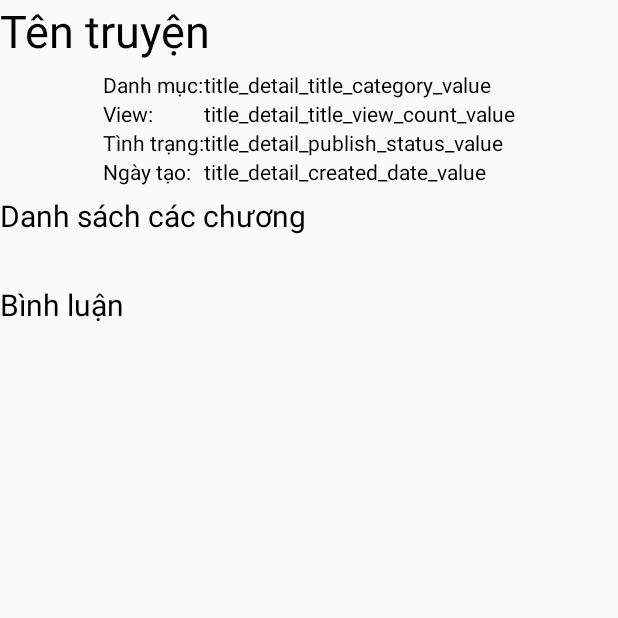
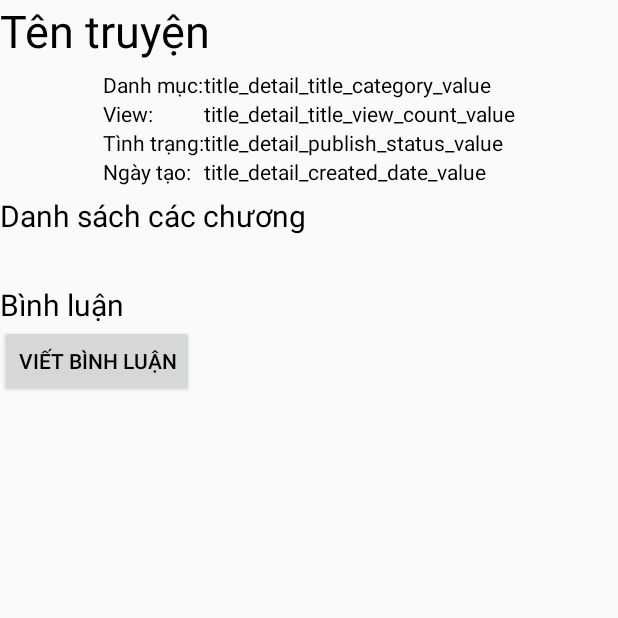
Before and after one commit to chinhtran07/comic-app, an Android app: the TitleDetailActivity screen opened directly, with no data from a screen before it, on a phone screen of 412 x 824 dp, the top half of it. Run offline under Robolectric (Android 15) with nearby library versions, the phone set to English and light mode, and no system bars; our stand-ins replace Firebase (no records; nobody signed in at launch, a user with empty details on screens opened directly); 1 statement that could not run was skipped.

Commit message:
User can now write comments

```diff
--- a/app/src/main/java/com/main/comicapp/activities/BaseActivity.java
+++ b/app/src/main/java/com/main/comicapp/activities/BaseActivity.java
@@ -22,6 +22,7 @@ import com.main.comicapp.viewmodels.UserSessionViewModel;
 
 public class BaseActivity extends AppCompatActivity {
     private UserSessionViewModel userSessionViewModel;
+    protected UserSession currentUserSession;
 
     @Override
     protected void onCreate(Bundle savedInstanceState) {
@@ -38,6 +39,7 @@ public class BaseActivity extends AppCompatActivity {
             startActivity(intent);
             finish();
         }
+
         String currentSessionId = prefs.getString("session_id", null);
         userSessionViewModel.fetchUserSession(currentSessionId);
         userSessionViewModel.getCurrentUserSession().observe(this, userSession -> {
@@ -46,6 +48,9 @@ public class BaseActivity extends AppCompatActivity {
                     Log.d(TAG, "validateSession: Session expired");
                     userSessionViewModel.deleteUserSession(currentSessionId);
                     forceLogout();
+                }
+                else {
+                   currentUserSession = userSession;
                 }
             }
         });
--- a/app/src/main/java/com/main/comicapp/activities/TitleDetailActivity.java
+++ b/app/src/main/java/com/main/comicapp/activities/TitleDetailActivity.java
@@ -3,6 +3,8 @@ package com.main.comicapp.activities;
 import android.content.Intent;
 import android.os.Bundle;
 import android.util.Log;
+import android.view.View;
+import android.widget.Button;
 import android.widget.ImageView;
 import android.widget.TextView;
 
@@ -44,6 +46,7 @@ public class TitleDetailActivity extends BaseActivity {
 
     private static final String TAG = "com.main.comicapp.activities.TitleDetailActivity";
     private ImageView imageView;
+    private Button btnWriteComment;
     private TextView txtTitleName;
     private TextView txtGenres;
     private TextView txtViews;
@@ -66,6 +69,7 @@ public class TitleDetailActivity extends BaseActivity {
 
         // Initialize views
         txtTitleName = findViewById(R.id.title_detail_title_name);
+        btnWriteComment = findViewById(R.id.title_detail_write_comment);
         txtGenres = findViewById(R.id.title_detail_genres);
         txtViews = findViewById(R.id.title_detail_views);
         txtCreatedDate = findViewById(R.id.title_detail_created_date);
@@ -158,6 +162,13 @@ public class TitleDetailActivity extends BaseActivity {
             });
         }
 
+        btnWriteComment.setOnClickListener(new View.OnClickListener() {
+            @Override
+            public void onClick(View v) {
+                intentToWriteComment(title);
+            }
+        });
+
     }
 
     // Get title data from other activities
@@ -183,6 +194,12 @@ public class TitleDetailActivity extends BaseActivity {
         startActivity(intent);
     }
 
+    private void intentToWriteComment(Title title) {
+        Intent intent = new Intent(getApplicationContext(), CommentActivity.class);
+        intent.putExtra("title", title);
+        startActivity(intent);
+    }
+
     private void loadCommentData(Title title) {
         LiveData<List<Comment>> comments = commentViewModel.getCommentsByTitle(title.getId());
         comments.observe(this, new Observer<List<Comment>>() {
--- a/app/src/main/java/com/main/comicapp/adapters/CommentsAdapter.java
+++ b/app/src/main/java/com/main/comicapp/adapters/CommentsAdapter.java
@@ -1,5 +1,6 @@
 package com.main.comicapp.adapters;
 
+import android.text.format.DateFormat;
 import android.view.LayoutInflater;
 import android.view.View;
 import android.view.ViewGroup;
@@ -65,6 +66,7 @@ public class CommentsAdapter extends RecyclerView.Adapter<CommentsAdapter.Commen
         }
         holder.txtContent.setText(comment.getText());
         holder.itemView.setOnClickListener(v -> listener.onCommentClick(comment));
+        holder.txtUploadedDate.setText(DateFormat.format("dd/MM/yyyy", comment.getUploadedDate()));
     }
 
     @Override
@@ -75,11 +77,13 @@ public class CommentsAdapter extends RecyclerView.Adapter<CommentsAdapter.Commen
     public static class CommentViewHolder extends RecyclerView.ViewHolder {
         TextView txtContent;
         TextView txtUsername;
+        TextView txtUploadedDate;
 
         public CommentViewHolder(@NonNull View itemView) {
             super(itemView);
             txtContent = itemView.findViewById(R.id.title_detail_comments_list_content);
             txtUsername = itemView.findViewById(R.id.title_detail_comments_list_username);
+            txtUploadedDate = itemView.findViewById(R.id.title_detail_comments_list_uploaded_date);
         }
 
 
--- a/app/src/main/java/com/main/comicapp/repositories/impl/CommentRepositoryImpl.java
+++ b/app/src/main/java/com/main/comicapp/repositories/impl/CommentRepositoryImpl.java
@@ -34,7 +34,7 @@ public class CommentRepositoryImpl implements CommentRepository {
 
     @Override
     public Task<Void> createComment(Comment comment) {
-        Map<String, String> data = Comment.toMap(comment);
+        Map<String, Object> data = Comment.toMap(comment);
         return db.collection("comments").document(comment.getId()).set(data);
     }
 }
--- a/app/src/main/res/layout/activity_title_detail.xml
+++ b/app/src/main/res/layout/activity_title_detail.xml
@@ -107,7 +107,14 @@
 
     <androidx.recyclerview.widget.RecyclerView
         android:id="@+id/title_detail_comments_list"
+        android:layout_width="match_parent"
+        android:layout_height="wrap_content"
+        android:gravity="center" />
+
+    <Button
+        android:id="@+id/title_detail_write_comment"
         android:layout_width="wrap_content"
         android:layout_height="wrap_content"
-        android:gravity="center" />
+        android:text="@string/title_detail_write_comment_button"/>
+
 </LinearLayout>
--- a/app/src/main/res/values/strings.xml
+++ b/app/src/main/res/values/strings.xml
@@ -23,4 +23,5 @@
     </string-array>
     <!-- TODO: Remove or change this placeholder text -->
     <string name="hello_blank_fragment">Hello blank fragment</string>
+    <string name="title_detail_write_comment_button">Viết Bình Luận</string>
 </resources>
```
Also changed, not shown: app/src/main/java/com/main/comicapp/activities/CommentActivity.java (+62 -0 lines), app/src/main/java/com/main/comicapp/models/Comment.java (+18 -2 lines), app/src/main/res/layout/item_comment.xml (+10 -0 lines).
